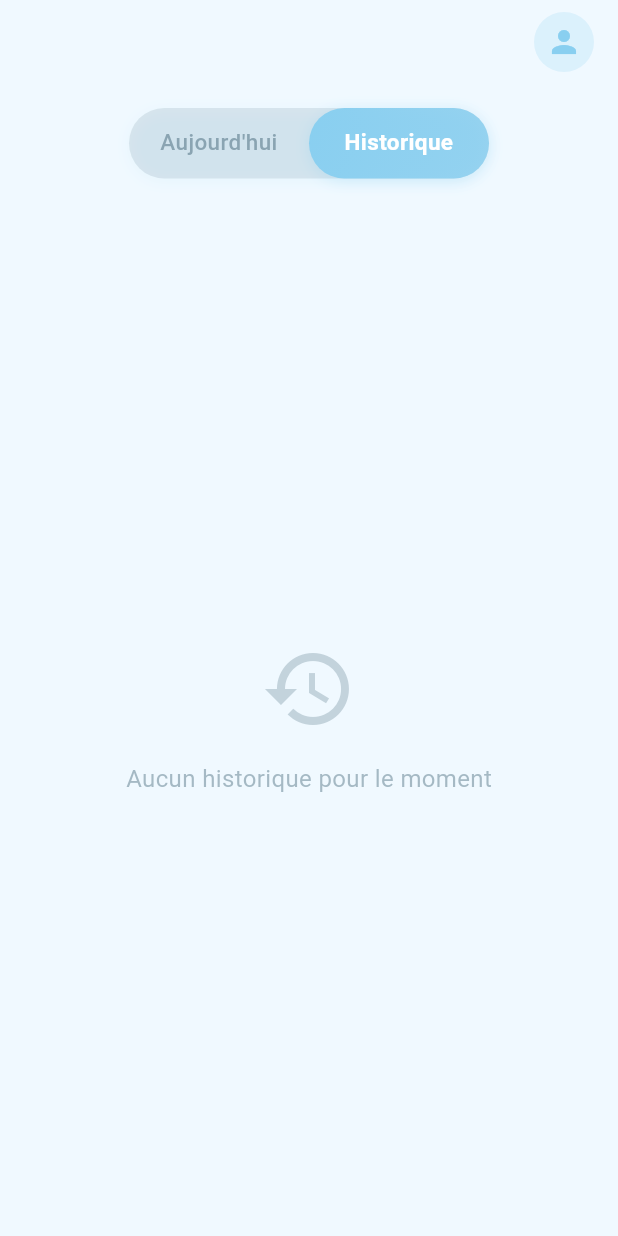
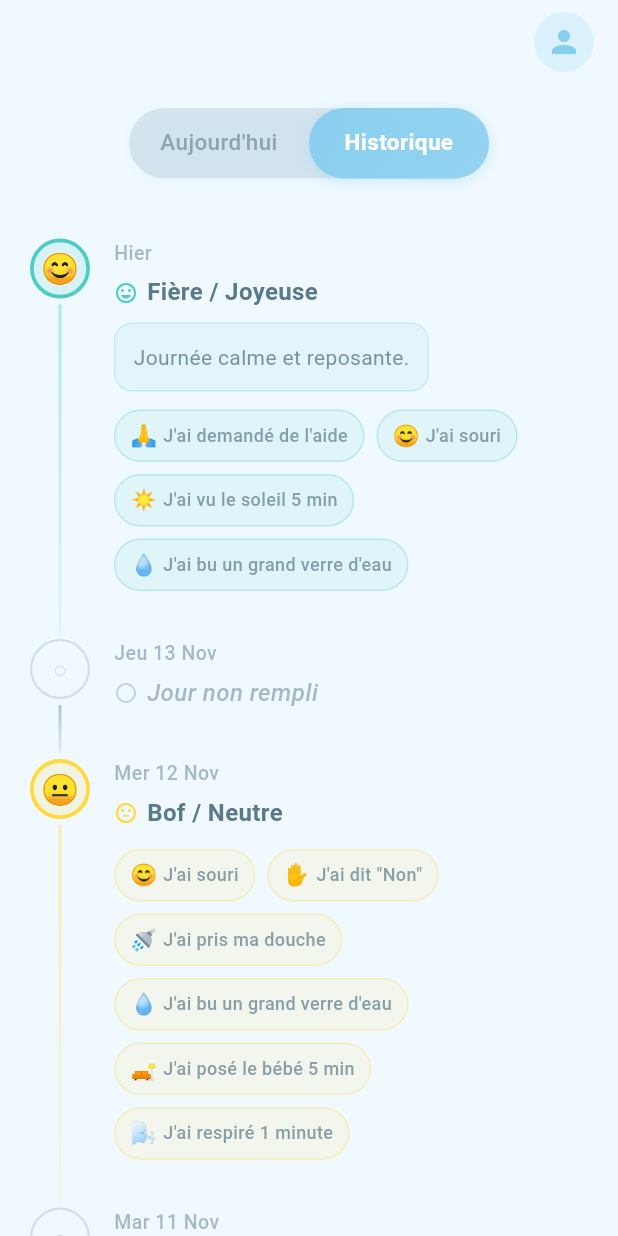
Before and after one commit to rachiddaoud/silva, a Flutter app: the screen it shows after launch, after a tap on "Historique", on a phone screen of 412 x 824 dp. Run offline on Flutter 3.47's test engine with Material 3 defaults, Android fonts, the phone set to English and light mode, and no system bars; our stand-ins replace flutter_local_notifications, google_fonts, share_plus, shared_preferences, timezone.

Commit message:
Refactor DayEntry model to support nullable emotions and enhance JSON serialization. Update PreferencesService to manage day entries more effectively, including initialization of mock data. Improve HistoryView to display complete history for the last 7 days, ensuring empty days are represented correctly.

```diff
--- a/lib/models/day_entry.dart
+++ b/lib/models/day_entry.dart
@@ -3,22 +3,25 @@ import 'victory_card.dart';
 
 class DayEntry {
   final DateTime date;
-  final Emotion emotion;
+  final Emotion? emotion; // Nullable pour les jours non remplis
   final String? comment;
   final List<VictoryCard> victoryCards;
 
   DayEntry({
     required this.date,
-    required this.emotion,
+    this.emotion,
     this.comment,
-    required this.victoryCards,
+    this.victoryCards = const [],
   });
+
+  // Vérifier si l'entrée est vide (jour non rempli)
+  bool get isEmpty => emotion == null;
 
   // Sérialisation JSON
   Map<String, dynamic> toJson() {
     return {
       'date': date.toIso8601String(),
-      'emotionIndex': Emotion.emotions.indexOf(emotion),
+      'emotionIndex': emotion != null ? Emotion.emotions.indexOf(emotion!) : null,
       'comment': comment,
       'victoryCardIds': victoryCards.map((v) => v.id).toList(),
     };
@@ -26,10 +29,13 @@ class DayEntry {
 
   // Désérialisation JSON
   factory DayEntry.fromJson(Map<String, dynamic> json) {
-    final emotionIndex = json['emotionIndex'] as int;
-    final emotion = emotionIndex >= 0 && emotionIndex < Emotion.emotions.length
-        ? Emotion.emotions[emotionIndex]
-        : Emotion.emotions[3]; // Par défaut: Bof / Neutre
+    final emotionIndex = json['emotionIndex'] as int?;
+    Emotion? emotion;
+    if (emotionIndex != null &&
+        emotionIndex >= 0 &&
+        emotionIndex < Emotion.emotions.length) {
+      emotion = Emotion.emotions[emotionIndex];
+    }
 
     final victoryCardIds = (json['victoryCardIds'] as List<dynamic>?)
             ?.map((id) => id as int)
--- a/lib/services/preferences_service.dart
+++ b/lib/services/preferences_service.dart
@@ -1,7 +1,10 @@
 import 'dart:convert';
+import 'dart:math';
 import 'package:shared_preferences/shared_preferences.dart';
 import '../models/theme_config.dart';
 import '../models/day_entry.dart';
+import '../models/emotion.dart';
+import '../models/victory_card.dart';
 
 class PreferencesService {
   static const String _themeKey = 'selected_theme';
@@ -51,11 +54,105 @@ class PreferencesService {
 
   static Future<void> saveDayEntry(DayEntry entry) async {
     final history = await getHistory();
-    history.add(entry);
+
+    // Vérifier si une entrée existe déjà pour cette date
+    final existingIndex = history.indexWhere((e) =>
+        e.date.year == entry.date.year &&
+        e.date.month == entry.date.month &&
+        e.date.day == entry.date.day);
+
+    if (existingIndex >= 0) {
+      // Remplacer l'entrée existante
+      history[existingIndex] = entry;
+    } else {
+      // Ajouter la nouvelle entrée
+      history.add(entry);
+    }
 
     // Sérialiser en JSON et sauvegarder
     final prefs = await SharedPreferences.getInstance();
     final jsonList = history.map((e) => e.toJson()).toList();
+    await prefs.setString(_historyKey, jsonEncode(jsonList));
+  }
+
+  // Initialiser les données mock d'une semaine (seulement si l'historique est vide)
+  static Future<void> initializeMockData() async {
+    final history = await getHistory();
+    if (history.isNotEmpty) return; // Ne pas écraser les données existantes
+
+    final now = DateTime.now();
+    final defaultVictories = VictoryCard.getDefaultVictories();
+    final random = Random();
+
+    // Liste de commentaires possibles
+    final possibleComments = [
+      'Très belle journée, je me sens vraiment bien !',
+      'Journée tranquille, quelques moments de repos.',
+      'Journée difficile mais j\'ai tenu bon.',
+      'Belle énergie aujourd\'hui !',
+      'Petit à petit, jour après jour.',
+      'J\'ai fait de mon mieux aujourd\'hui.',
+      'Quelques moments difficiles mais j\'ai réussi à tenir.',
+      'Journée calme et reposante.',
+      'Je suis fière de mes petits pas.',
+      'Chaque victoire compte, même les plus petites.',
+      'J\'ai pris soin de moi aujourd\'hui.',
+      'Journée chargée mais j\'ai géré.',
+      null, // Parfois pas de commentaire
+      null,
+    ];
+
+    final mockEntries = <DayEntry>[];
+
+    // Générer des données pour les 7 derniers jours
+    // Garantir qu'au moins 4 jours sur 7 sont remplis
+    final filledDaysCount = random.nextInt(4) + 4; // Entre 4 et 7 jours remplis
+    final filledDaysIndices = <int>{};
+
+    // Choisir aléatoirement quels jours seront remplis
+    while (filledDaysIndices.length < filledDaysCount) {
+      filledDaysIndices.add(random.nextInt(7));
+    }
+
+    for (int i = 0; i < 7; i++) {
+      final date = now.subtract(Duration(days: i + 1));
+      final isFilled = filledDaysIndices.contains(i);
+
+      if (isFilled) {
+        // Choisir une émotion aléatoire
+        final emotionIndex = random.nextInt(Emotion.emotions.length);
+        final emotion = Emotion.emotions[emotionIndex];
+
+        // Choisir un commentaire aléatoire (ou null)
+        final commentIndex = random.nextInt(possibleComments.length);
+        final comment = possibleComments[commentIndex];
+
+        // Choisir un nombre aléatoire de victoires (entre 2 et 7)
+        final numVictories = random.nextInt(6) + 2; // 2 à 7 victoires
+        final shuffledVictories = List<VictoryCard>.from(defaultVictories);
+        shuffledVictories.shuffle(random);
+        final selectedVictories = shuffledVictories.take(numVictories).toList();
+
+        mockEntries.add(DayEntry(
+          date: date,
+          emotion: emotion,
+          comment: comment,
+          victoryCards: selectedVictories,
+        ));
+      } else {
+        // Jour vide
+        mockEntries.add(DayEntry(
+          date: date,
+          emotion: null,
+          comment: null,
+          victoryCards: [],
+        ));
+      }
+    }
+
+    // Sauvegarder les données mock
+    final prefs = await SharedPreferences.getInstance();
+    final jsonList = mockEntries.map((e) => e.toJson()).toList();
     await prefs.setString(_historyKey, jsonEncode(jsonList));
   }
 
--- a/lib/widgets/history_view.dart
+++ b/lib/widgets/history_view.dart
@@ -26,14 +26,43 @@ class _HistoryViewState extends State<HistoryView> {
       _isLoading = true;
     });
 
+    // Initialiser les données mock si l'historique est vide
+    await PreferencesService.initializeMockData();
+
     final history = await PreferencesService.getHistory();
 
+    // Générer une liste des 7 derniers jours (excluant aujourd'hui)
+    final now = DateTime.now();
+    final List<DayEntry> completeHistory = [];
+
+    for (int i = 1; i <= 7; i++) {
+      final date = now.subtract(Duration(days: i));
+      // Normaliser la date à minuit pour la comparaison
+      final normalizedDate = DateTime(date.year, date.month, date.day);
+
+      // Chercher si une entrée existe pour cette date
+      final existingEntry = history.firstWhere(
+        (e) {
+          final eNormalized = DateTime(e.date.year, e.date.month, e.date.day);
+          return eNormalized == normalizedDate;
+        },
+        orElse: () => DayEntry(
+          date: normalizedDate,
+          emotion: null, // Jour vide
+          comment: null,
+          victoryCards: [],
+        ),
+      );
+
+      completeHistory.add(existingEntry);
+    }
+
     // Trier par date décroissante (plus récent en premier)
-    history.sort((a, b) => b.date.compareTo(a.date));
+    completeHistory.sort((a, b) => b.date.compareTo(a.date));
 
     if (mounted) {
       setState(() {
-        _history = history;
+        _history = completeHistory;
         _isLoading = false;
       });
     }
@@ -112,15 +141,15 @@ class _HistoryViewState extends State<HistoryView> {
 // Widget pour une entrée de la timeline
 class _TimelineEntry extends StatelessWidget {
   final DateTime date;
-  final Emotion emotion;
+  final Emotion? emotion; // Nullable pour les jours non remplis
   final String? comment;
   final List<VictoryCard> victoryCards;
   final bool isLast;
 
   const _TimelineEntry({
     required this.date,
-    required this.emotion,
-    required this.comment,
+    this.emotion,
+    this.comment,
     required this.victoryCards,
     required this.isLast,
   });
@@ -154,9 +183,12 @@ class _TimelineEntry extends StatelessWidget {
         children: [
           // Timeline node (cercle + ligne)
           _TimelineNode(
-            color: emotion.moodColor,
-            emoji: emotion.emoji,
+            color: emotion != null
+                ? emotion!.moodColor
+                : theme.colorScheme.onSurface.withValues(alpha: 0.2),
+            emoji: emotion?.emoji ?? '○',
             isLast: isLast,
+            isEmpty: emotion == null,
           ),
           const SizedBox(width: 16),
           // Contenu
@@ -177,22 +209,27 @@ class _TimelineEntry extends StatelessWidget {
                     ),
                   ),
                   const SizedBox(height: 4),
-                  Row(
+                  // Afficher l'émotion si présente, sinon "Jour non rempli"
+                  if (emotion != null) ...[
+                    Builder(
+                      builder: (context) {
+                        final e = emotion!; // Non-null dans ce bloc
+                        return Row(
                           children: [
                             Icon(
-                        emotion.moodColor == const Color(0xFFFF6B6B) ||
-                        emotion.moodColor == const Color(0xFFFF8E53) ||
-                        emotion.moodColor == const Color(0xFFFFB347)
+                              e.moodColor == const Color(0xFFFF6B6B) ||
+                              e.moodColor == const Color(0xFFFF8E53) ||
+                              e.moodColor == const Color(0xFFFFB347)
                                   ? Icons.mood_bad_rounded
-                            : emotion.moodColor == const Color(0xFFFFD93D)
+                                  : e.moodColor == const Color(0xFFFFD93D)
                                       ? Icons.sentiment_neutral_rounded
                                       : Icons.mood_rounded,
                               size: 16,
-                        color: emotion.moodColor,
+                              color: e.moodColor,
                             ),
                             const SizedBox(width: 6),
                             Text(
-                        emotion.name,
+                              e.name,
                               style: TextStyle(
                                 fontSize: 16,
                                 fontWeight: FontWeight.w600,
@@ -200,17 +237,42 @@ class _TimelineEntry extends StatelessWidget {
                               ),
                             ),
                           ],
+                        );
+                      },
                     ),
-                  // Commentaire si présent
-                  if (comment?.isNotEmpty ?? false) ...[
+                  ] else
+                    Row(
+                      children: [
+                        Icon(
+                          Icons.circle_outlined,
+                          size: 16,
+                          color: theme.colorScheme.onSurface.withValues(alpha: 0.3),
+                        ),
+                        const SizedBox(width: 6),
+                        Text(
+                          'Jour non rempli',
+                          style: TextStyle(
+                            fontSize: 16,
+                            fontWeight: FontWeight.w500,
+                            color: theme.colorScheme.onSurface.withValues(alpha: 0.5),
+                            fontStyle: FontStyle.italic,
+                          ),
+                        ),
+                      ],
+                    ),
+                  // Commentaire si présent (seulement si jour rempli)
+                  if (emotion != null && (comment?.isNotEmpty ?? false)) ...[
                     const SizedBox(height: 8),
-                    Container(
+                    Builder(
+                      builder: (context) {
+                        final e = emotion!;
+                        return Container(
                           padding: const EdgeInsets.all(12),
                           decoration: BoxDecoration(
-                        color: emotion.moodColor.withValues(alpha: 0.08),
+                            color: e.moodColor.withValues(alpha: 0.08),
                             borderRadius: BorderRadius.circular(12),
                             border: Border.all(
-                          color: emotion.moodColor.withValues(alpha: 0.2),
+                              color: e.moodColor.withValues(alpha: 0.2),
                               width: 1,
                             ),
                           ),
@@ -222,21 +284,28 @@ class _TimelineEntry extends StatelessWidget {
                               height: 1.4,
                             ),
                           ),
+                        );
+                      },
                     ),
                   ],
-                  // Tags des victoires
-                  if (victoryCards.isNotEmpty) ...[
+                  // Tags des victoires (seulement si jour rempli)
+                  if (emotion != null && victoryCards.isNotEmpty) ...[
                     const SizedBox(height: 12),
-                    Wrap(
+                    Builder(
+                      builder: (context) {
+                        final e = emotion!;
+                        return Wrap(
                           spacing: 8,
                           runSpacing: 8,
                           children: victoryCards.map((victory) {
                             return _VictoryTag(
                               emoji: victory.emoji,
                               text: victory.text,
-                          color: emotion.moodColor,
+                              color: e.moodColor,
                             );
                           }).toList(),
+                        );
+                      },
                     ),
                   ],
                 ],
@@ -254,11 +323,13 @@ class _TimelineNode extends StatelessWidget {
   final Color color;
   final String emoji;
   final bool isLast;
+  final bool isEmpty;
 
   const _TimelineNode({
     required this.color,
     required this.emoji,
     required this.isLast,
+    this.isEmpty = false,
   });
 
   @override
@@ -272,17 +343,23 @@ class _TimelineNode extends StatelessWidget {
             width: 40,
             height: 40,
             decoration: BoxDecoration(
-              color: color.withValues(alpha: 0.15),
+              color: isEmpty
+                  ? Colors.transparent
+                  : color.withValues(alpha: 0.15),
               shape: BoxShape.circle,
               border: Border.all(
                 color: color,
-                width: 2.5,
+                width: isEmpty ? 1.5 : 2.5,
+                style: isEmpty ? BorderStyle.solid : BorderStyle.solid,
               ),
             ),
             child: Center(
               child: Text(
                 emoji,
-                style: const TextStyle(fontSize: 20),
+                style: TextStyle(
+                  fontSize: isEmpty ? 16 : 20,
+                  color: isEmpty ? color : null,
+                ),
               ),
             ),
           ),
```
Lines whose indentation alone changed are shown as unchanged.
